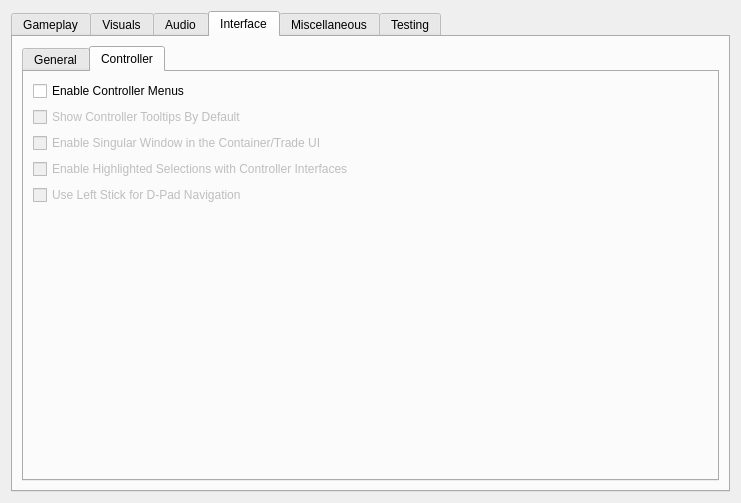
This is apps/launcher/ui/settingspage.ui in zander2k1/groovy-openmw as Qt 5 draws it before an edit. The edited form follows.
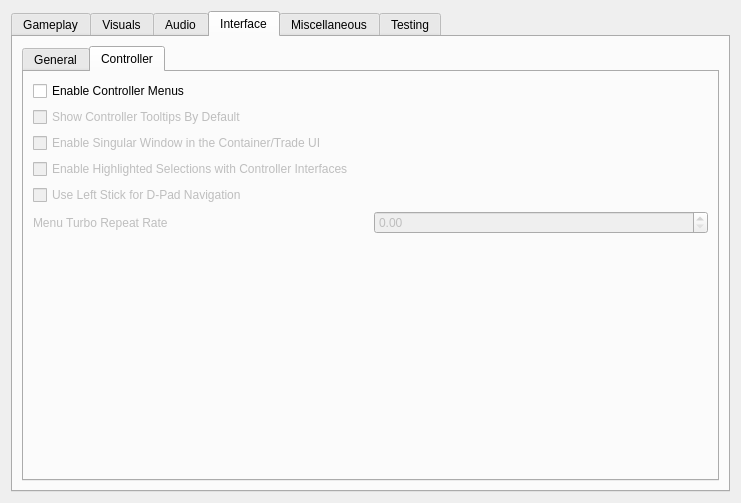
This is the edited form. The open tabs and pages were chosen to show the change.

Commit message: Added turbo-fire setting for dpad/joystick navigation

Patch:
```diff
--- a/apps/launcher/ui/settingspage.ui
+++ b/apps/launcher/ui/settingspage.ui
@@ -1516,6 +1516,42 @@
                </property>
               </widget>
              </item>
+             <item row="5" column="0">
+              <layout class="QHBoxLayout" name="controllerMenuTurboLayout">
+               <item>
+                <widget class="QLabel" name="controllerMenuTurboLabel">
+                 <property name="enabled">
+                  <bool>false</bool>
+                 </property>
+                 <property name="toolTip">
+                  <string>&lt;html&gt;&lt;head/&gt;&lt;body&gt;&lt;p&gt;Repeat rate for D-Pad/left stick navigation in controller menus. 0 disables turbo.&lt;/p&gt;&lt;/body&gt;&lt;/html&gt;</string>
+                 </property>
+                 <property name="text">
+                  <string>Menu Turbo Repeat Rate</string>
+                 </property>
+                </widget>
+               </item>
+               <item>
+                <widget class="QDoubleSpinBox" name="controllerMenuTurboSpinBox">
+                 <property name="enabled">
+                  <bool>false</bool>
+                 </property>
+                 <property name="minimum">
+                  <double>0.000000000000000</double>
+                 </property>
+                 <property name="maximum">
+                  <double>2.000000000000000</double>
+                 </property>
+                 <property name="singleStep">
+                  <double>0.100000000000000</double>
+                 </property>
+                 <property name="decimals">
+                  <number>2</number>
+                 </property>
+                </widget>
+               </item>
+              </layout>
+             </item>
             </layout>
            </item>
            <item>
```
The commit also changes 5 other files.
